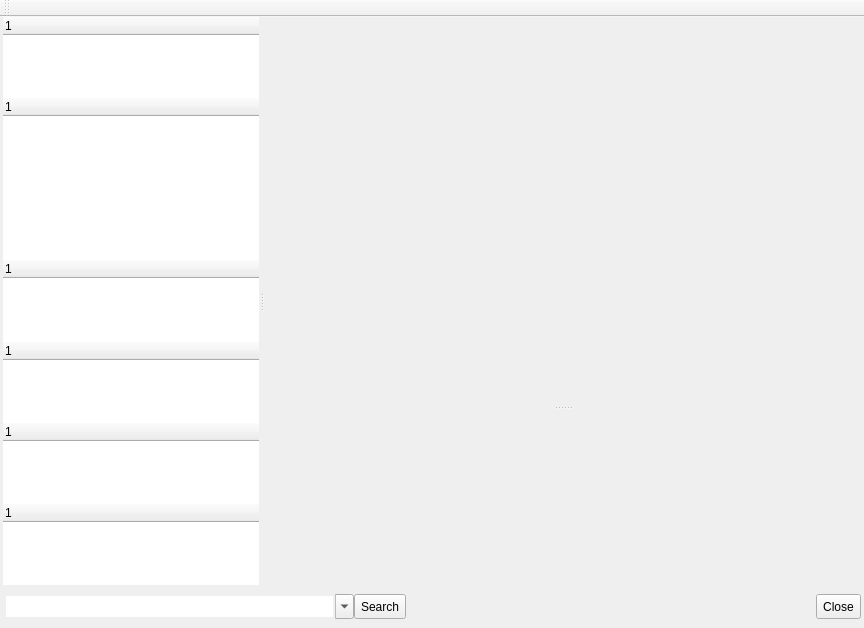
Mudlet/Mudlet, file src/ui/trigger_editor.ui: the form before one commit.
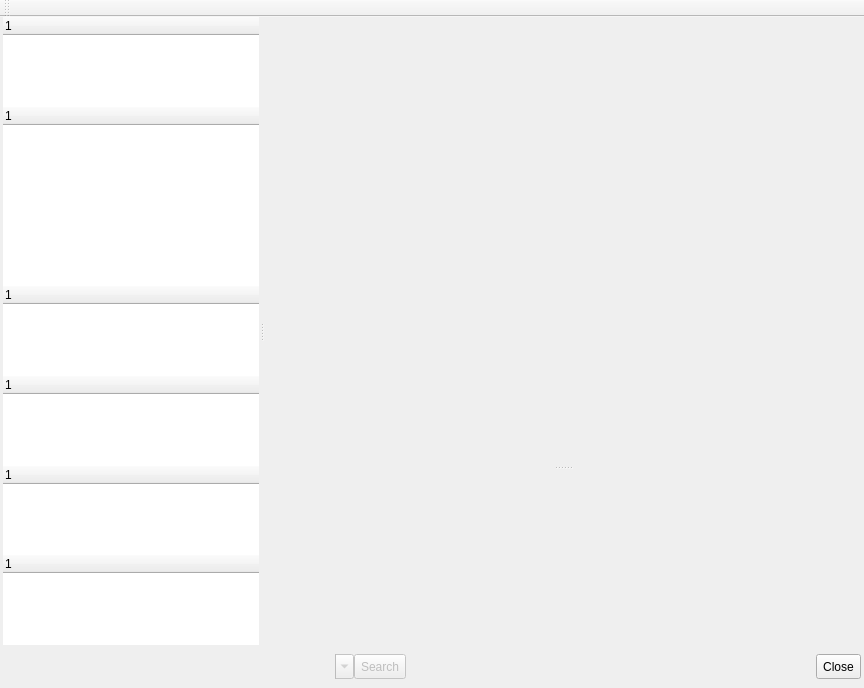
The form after the commit. Icons and pictures are not drawn. Custom widgets are drawn as their Qt base class.

Commit message: Feature: added simple GUI color highlighter triggers | manual

Diff of the .ui file:
```diff
--- a/src/ui/trigger_editor.ui
+++ b/src/ui/trigger_editor.ui
@@ -1,12 +1,12 @@
 <ui version="4.0" >
  <class>trigger_editor</class>
- <widget class="QMainWindow" name="trigger_editor" >
-  <property name="geometry" >
+ <widget class="QMainWindow" name="trigger_editor">
+  <property name="geometry">
    <rect>
     <x>0</x>
     <y>0</y>
     <width>864</width>
-    <height>628</height>
+    <height>688</height>
    </rect>
   </property>
   <property name="sizePolicy" >
@@ -18,17 +18,9 @@
   <property name="windowTitle" >
    <string>Script Editor</string>
   </property>
-  <widget class="QWidget" name="randomwidget" >
-   <property name="geometry" >
-    <rect>
-     <x>0</x>
-     <y>14</y>
-     <width>864</width>
-     <height>614</height>
-    </rect>
-   </property>
-   <property name="sizePolicy" >
-    <sizepolicy vsizetype="Expanding" hsizetype="Expanding" >
+  <widget class="QWidget" name="randomwidget">
+   <property name="sizePolicy">
+    <sizepolicy hsizetype="Expanding" vsizetype="Expanding">
      <horstretch>0</horstretch>
      <verstretch>0</verstretch>
     </sizepolicy>
@@ -730,9 +722,12 @@
               <number>0</number>
              </property>
              <item>
-              <widget class="QComboBox" name="comboBox_search_triggers" >
-               <property name="sizePolicy" >
-                <sizepolicy vsizetype="Fixed" hsizetype="Fixed" >
+              <widget class="QComboBox" name="comboBox_search_triggers">
+               <property name="enabled">
+                <bool>false</bool>
+               </property>
+               <property name="sizePolicy">
+                <sizepolicy hsizetype="Fixed" vsizetype="Fixed">
                  <horstretch>0</horstretch>
                  <verstretch>0</verstretch>
                 </sizepolicy>
@@ -758,8 +753,11 @@
               </widget>
              </item>
              <item>
-              <widget class="QToolButton" name="toolButton_2" >
-               <property name="minimumSize" >
+              <widget class="QToolButton" name="toolButton_2">
+               <property name="enabled">
+                <bool>false</bool>
+               </property>
+               <property name="minimumSize">
                 <size>
                  <width>0</width>
                  <height>25</height>
```
Left out of the diff: 579 changed lines with no effect on the pictures. The commit also changes 9 other files.
